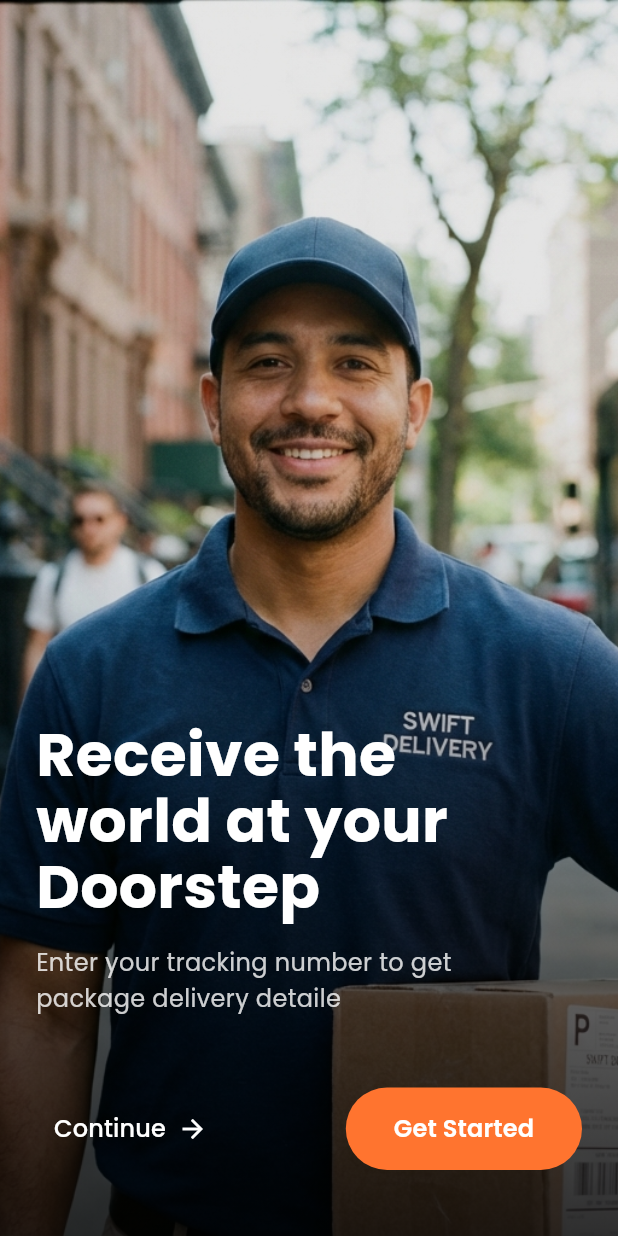
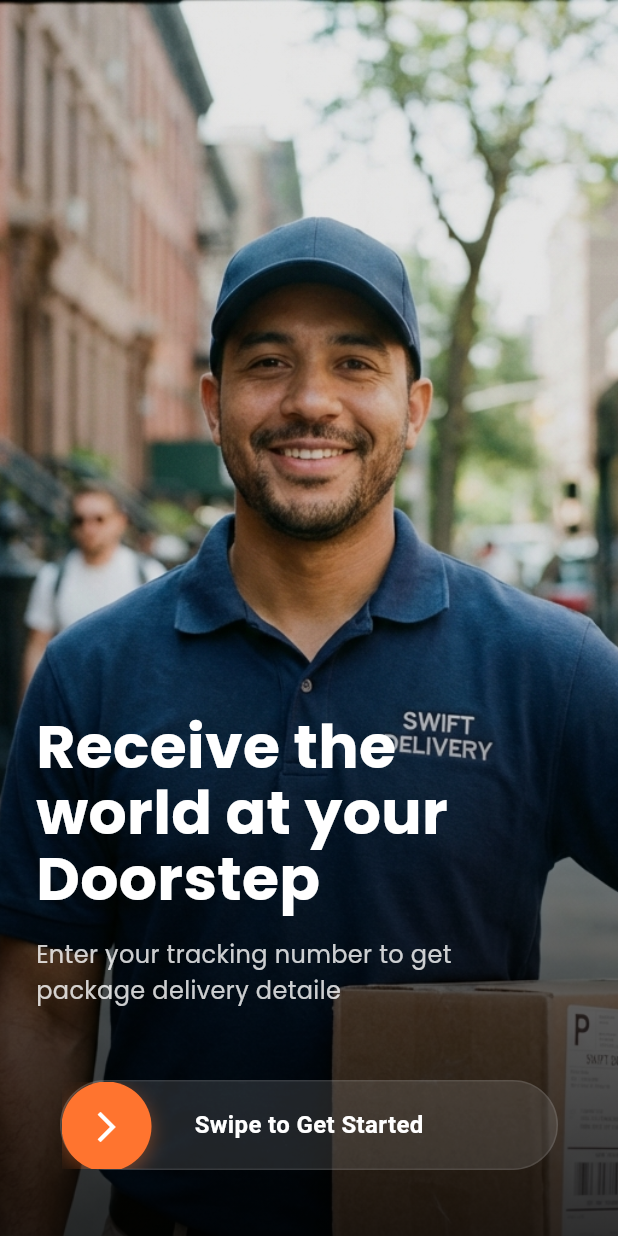
Before and after one commit to ABP01/Mobile_essivivi, a Flutter app: the screen it shows after launch, on a phone screen of 412 x 824 dp. Run offline on Flutter 3.47's test engine with Material 3 defaults, Android fonts, the phone set to English and light mode, and no system bars; our stand-ins replace dio, fluentui_system_icons, flutter_map, flutter_secure_storage, geolocator, google_fonts and 3 more; accounts and stored records are empty.

Commit message:
feat: Add SwippableButtonView widget and integrate it into ClientLandingScreen

```diff
--- a/lib/presentation/screens/client/client_landing_screen.dart
+++ b/lib/presentation/screens/client/client_landing_screen.dart
@@ -3,6 +3,7 @@ import 'package:google_fonts/google_fonts.dart';
 import 'package:essivi_mobile/theme/app_colors.dart';
 import 'package:essivi_mobile/presentation/widgets/custom_button.dart';
 import 'package:essivi_mobile/routes/app_routes.dart';
+import 'package:essivi_mobile/presentation/widgets/swippable_button_view.dart';
 
 class ClientLandingScreen extends StatelessWidget {
   const ClientLandingScreen({super.key});
@@ -74,35 +75,17 @@ class ClientLandingScreen extends StatelessWidget {
                    const SizedBox(height: 48),
 
                    // Bottom Actions
-                   Row(
-                     mainAxisAlignment: MainAxisAlignment.spaceBetween,
-                     children: [
-                       TextButton(
-                         onPressed: () {
-                           Navigator.pushReplacementNamed(context, AppRoutes.login);
-                         },
-                         child: Row(
-                           children: [
-                             Text(
-                               'Continue',
-                               style: GoogleFonts.poppins(
-                                 fontSize: 16,
-                                 color: Colors.white,
-                               ),
-                             ),
-                             const SizedBox(width: 8),
-                             const Icon(Icons.arrow_forward, color: Colors.white, size: 20),
-                           ],
-                         ),
-                       ),
-                       CustomButton(
-                         text: 'Get Started',
-                         backgroundColor: AppColors.primary,
-                         onTap: () {
-                            Navigator.pushReplacementNamed(context, AppRoutes.login);
-                         },
-                       ),
-                     ],
+                   // Bottom Actions
+                   Padding(
+                     padding: const EdgeInsets.symmetric(horizontal: 16.0),
+                     child: SwippableButtonView(
+                       onFinish: () {
+                         Navigator.pushReplacementNamed(context, AppRoutes.login);
+                       },
+                       label: 'Swipe to Get Started',
+                       buttonColor: AppColors.primary,
+                       backgroundColor: Colors.grey.withOpacity(0.2), // Glass effect
+                     ),
                    ),
                    const SizedBox(height: 20),
                 ],
--- /dev/null
+++ b/lib/presentation/widgets/swippable_button_view.dart
@@ -0,0 +1,115 @@
+import 'package:flutter/material.dart';
+import 'package:essivi_mobile/theme/app_colors.dart';
+
+class SwippableButtonView extends StatefulWidget {
+  final VoidCallback onFinish;
+  final String label;
+  final Color buttonColor;
+  final Color backgroundColor;
+  final Color labelColor;
+  final IconData icon;
+
+  const SwippableButtonView({
+    super.key,
+    required this.onFinish,
+    this.label = 'Get Started',
+    this.buttonColor = AppColors.primary,
+    this.backgroundColor = const Color(0xFF1F2022),
+    this.labelColor = Colors.white,
+    this.icon = Icons.arrow_forward_ios,
+  });
+
+  @override
+  State<SwippableButtonView> createState() => _SwippableButtonViewState();
+}
+
+class _SwippableButtonViewState extends State<SwippableButtonView> with SingleTickerProviderStateMixin {
+  double _position = 0.0;
+  double _maxDrag = 0.0;
+  bool _isFinished = false;
+
+  @override
+  Widget build(BuildContext context) {
+    return LayoutBuilder(
+      builder: (context, constraints) {
+        _maxDrag = constraints.maxWidth - 60; // 60 is button width approx
+
+        return Container(
+          height: 60,
+          decoration: BoxDecoration(
+            color: widget.backgroundColor,
+            borderRadius: BorderRadius.circular(30),
+            border: Border.all(color: Colors.white.withOpacity(0.1)),
+          ),
+          child: Stack(
+            children: [
+              // Label
+              Center(
+                child: Opacity(
+                  opacity: 1 - (_position / _maxDrag).clamp(0.0, 1.0),
+                  child: Text(
+                    widget.label,
+                    style: TextStyle(
+                      color: widget.labelColor,
+                      fontSize: 16,
+                      fontWeight: FontWeight.w600,
+                    ),
+                  ),
+                ),
+              ),
+
+              // Button
+              Positioned(
+                left: _position,
+                child: GestureDetector(
+                  onHorizontalDragUpdate: (details) {
+                    if (_isFinished) return;
+                    setState(() {
+                      _position += details.delta.dx;
+                      _position = _position.clamp(0.0, _maxDrag);
+                    });
+                  },
+                  onHorizontalDragEnd: (details) {
+                    if (_isFinished) return;
+                    if (_position >= _maxDrag * 0.75) {
+                      setState(() {
+                        _position = _maxDrag;
+                        _isFinished = true;
+                      });
+                      widget.onFinish();
+                    } else {
+                      setState(() {
+                        _position = 0;
+                        _isFinished = false;
+                      });
+                    }
+                  },
+                  child: Container(
+                    height: 60,
+                    width: 60,
+                    decoration: BoxDecoration(
+                      color: widget.buttonColor,
+                      shape: BoxShape.circle,
+                      boxShadow: [
+                         BoxShadow(
+                           color: widget.buttonColor.withOpacity(0.4),
+                           blurRadius: 10,
+                           offset: const Offset(0, 4),
+                         )
+                      ]
+                    ),
+                    child: Icon(
+                      widget.icon,
+                      color: Colors.white,
+                      size: 24,
+                    ),
+                  ),
+                ),
+              ),
+            ],
+          ),
+        );
+      },
+    );
+  }
+}
```
